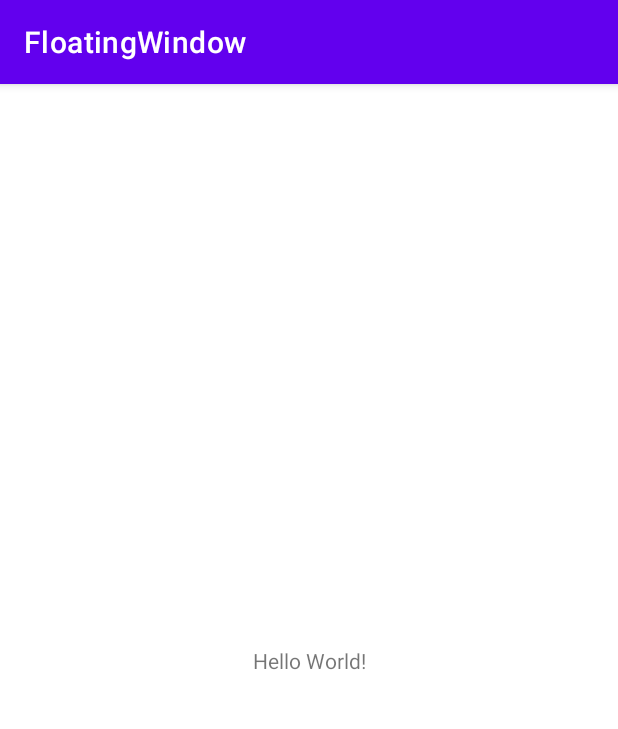
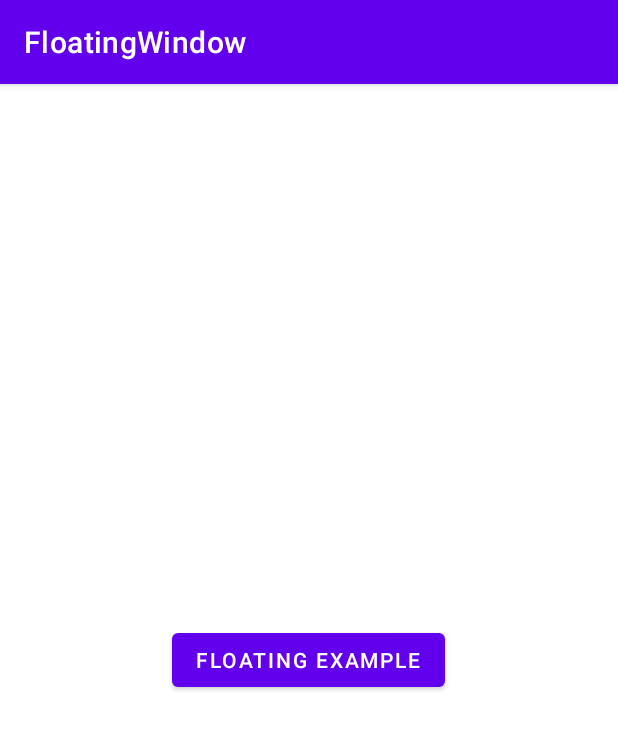
Before and after one commit to mithoo18/FloatingWindow, an Android app: the screen it shows after launch (MainActivity), on a phone screen of 412 x 824 dp. Shown: the top 729 px of the screen. Run offline under Robolectric (Android 15) with nearby library versions, the phone set to English and light mode, and no system bars.

Commit message:
second commit

```diff
--- a/app/src/main/AndroidManifest.xml
+++ b/app/src/main/AndroidManifest.xml
@@ -1,6 +1,8 @@
 <?xml version="1.0" encoding="utf-8"?>
 <manifest xmlns:android="http://schemas.android.com/apk/res/android"
     package="com.example.floatingwindow">
+
+    <uses-permission android:name="android.permission.SYSTEM_ALERT_WINDOW"/>
 
     <application
         android:allowBackup="true"
--- /dev/null
+++ b/app/src/main/java/com/example/floatingwindow/FloatingWindow.java
@@ -0,0 +1,4 @@
+package com.example.floatingwindow;
+
+public class FloatingWindow {
+}
--- a/app/src/main/java/com/example/floatingwindow/MainActivity.java
+++ b/app/src/main/java/com/example/floatingwindow/MainActivity.java
@@ -1,10 +1,19 @@
 package com.example.floatingwindow;
 
+import androidx.appcompat.app.AlertDialog;
 import androidx.appcompat.app.AppCompatActivity;
 
+import android.content.Intent;
 import android.os.Bundle;
+import android.widget.Button;
+import android.widget.EditText;
 
 public class MainActivity extends AppCompatActivity {
+
+    private Button butMin;
+    private AlertDialog dialog;
+    private EditText editText;
+    private Button saveBtn;
 
     @Override
     protected void onCreate(Bundle savedInstanceState) {
--- /dev/null
+++ b/app/src/main/res/drawable/ic_baseline_close_24.xml
@@ -0,0 +1,5 @@
+<vector android:height="24dp" android:tint="#FF0000"
+    android:viewportHeight="24" android:viewportWidth="24"
+    android:width="24dp" xmlns:android="http://schemas.android.com/apk/res/android">
+    <path android:fillColor="@android:color/white" android:pathData="M19,6.41L17.59,5 12,10.59 6.41,5 5,6.41 10.59,12 5,17.59 6.41,19 12,13.41 17.59,19 19,17.59 13.41,12z"/>
+</vector>
--- a/app/src/main/res/layout/activity_main.xml
+++ b/app/src/main/res/layout/activity_main.xml
@@ -1,18 +1,14 @@
 <?xml version="1.0" encoding="utf-8"?>
-<androidx.constraintlayout.widget.ConstraintLayout xmlns:android="http://schemas.android.com/apk/res/android"
-    xmlns:app="http://schemas.android.com/apk/res-auto"
-    xmlns:tools="http://schemas.android.com/tools"
+<RelativeLayout xmlns:android="http://schemas.android.com/apk/res/android"
     android:layout_width="match_parent"
-    android:layout_height="match_parent"
-    tools:context=".MainActivity">
+    android:layout_height="match_parent">
 
-    <TextView
+    <Button
+        android:id="@+id/buttonCreateWidget"
         android:layout_width="wrap_content"
         android:layout_height="wrap_content"
-        android:text="Hello World!"
-        app:layout_constraintBottom_toBottomOf="parent"
-        app:layout_constraintLeft_toLeftOf="parent"
-        app:layout_constraintRight_toRightOf="parent"
-        app:layout_constraintTop_toTopOf="parent" />
+        android:layout_centerInParent="true"
+        android:text="Floating Example" />
 
-</androidx.constraintlayout.widget.ConstraintLayout>
+
+</RelativeLayout>
--- a/app/src/main/res/values/colors.xml
+++ b/app/src/main/res/values/colors.xml
@@ -7,4 +7,6 @@
     <color name="teal_700">#FF018786</color>
     <color name="black">#FF000000</color>
     <color name="white">#FFFFFFFF</color>
+    <color name="ThemeOne">#FF2F8D46</color>
+    <color name="ThemeTwo">#FF098043</color>
 </resources>
```
Also changed, not shown: app/src/main/res/layout/layout_floating_widget.xml (added, +82 -0 lines), app/src/main/res/drawable/rock.png (added).
